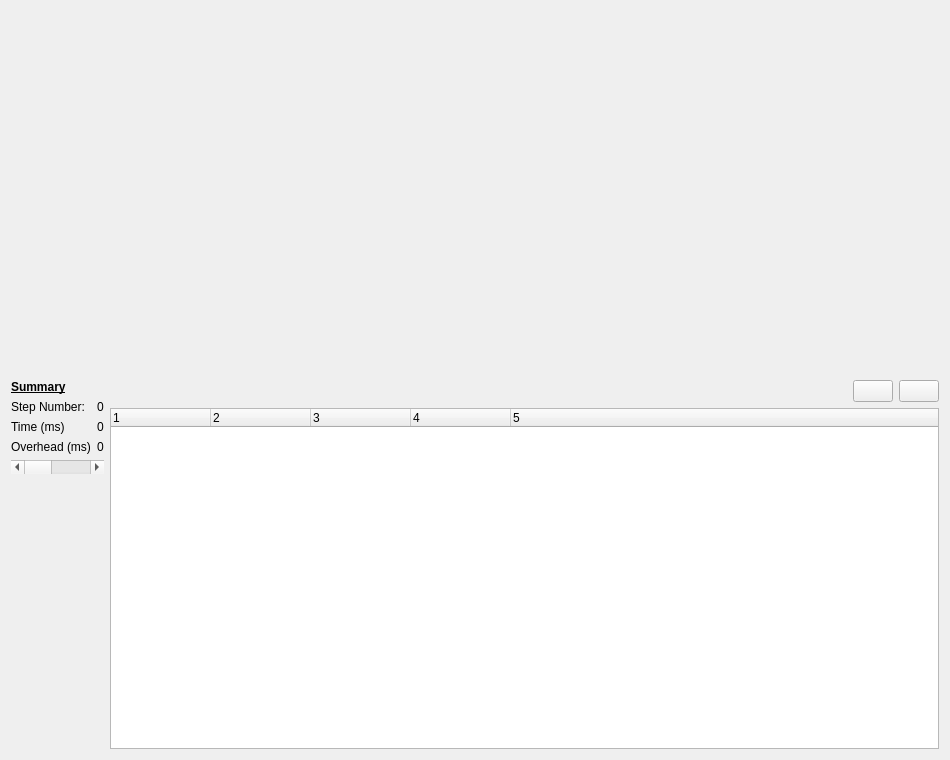
First picture: the form in modules/SofaGuiQt/src/sofa/gui/qt/WindowProfiler.ui, repository sofa-framework/sofa, before the edit.
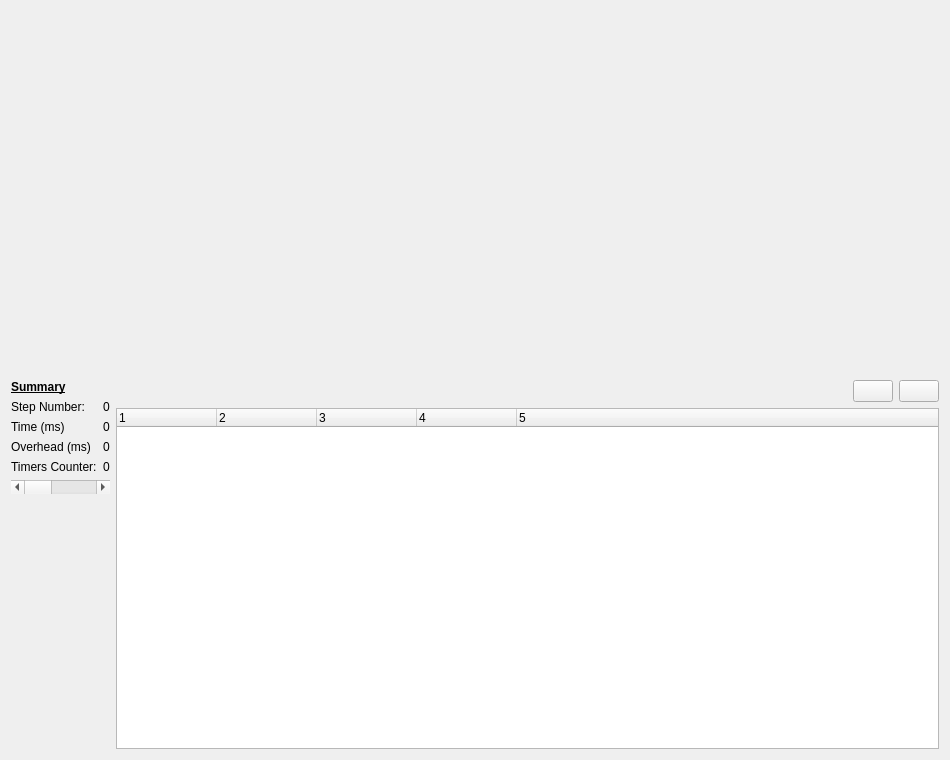
Second picture: the form after the edit.

Commit message: Display the number of timers

The edit to the form file:
```diff
--- a/modules/SofaGuiQt/src/sofa/gui/qt/WindowProfiler.ui
+++ b/modules/SofaGuiQt/src/sofa/gui/qt/WindowProfiler.ui
@@ -107,6 +107,23 @@
              </property>
             </widget>
            </item>
+           <item row="3" column="0">
+            <widget class="QLabel" name="label_timersCounter">
+             <property name="toolTip">
+              <string>Number of timers in the current step</string>
+             </property>
+             <property name="text">
+              <string>Timers Counter:</string>
+             </property>
+            </widget>
+           </item>
+           <item row="3" column="1">
+            <widget class="QLabel" name="label_timersCounterValue">
+             <property name="text">
+              <string>0</string>
+             </property>
+            </widget>
+           </item>
           </layout>
          </item>
          <item>
```
Left out of the diff: 34 changed lines with no effect on the pictures. The commit also changes 2 other files.
